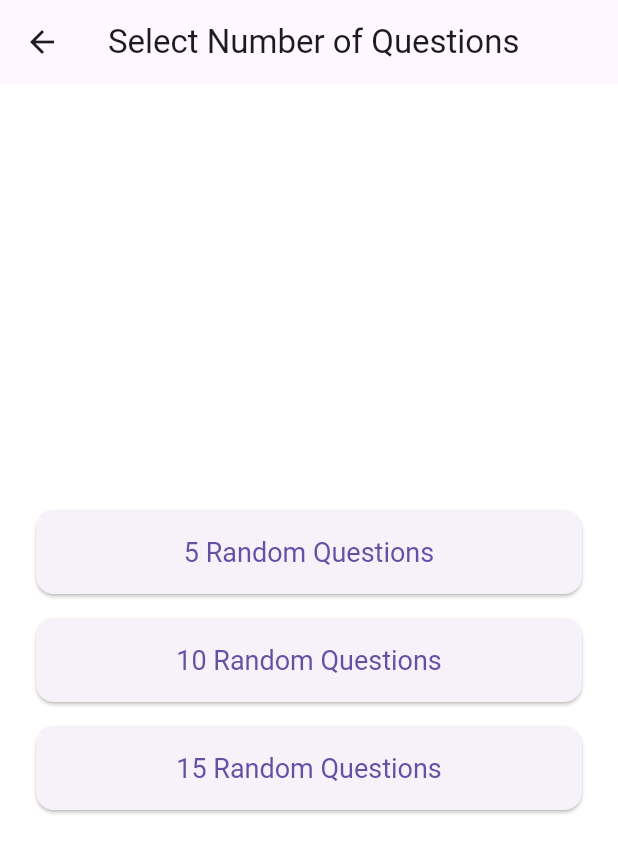
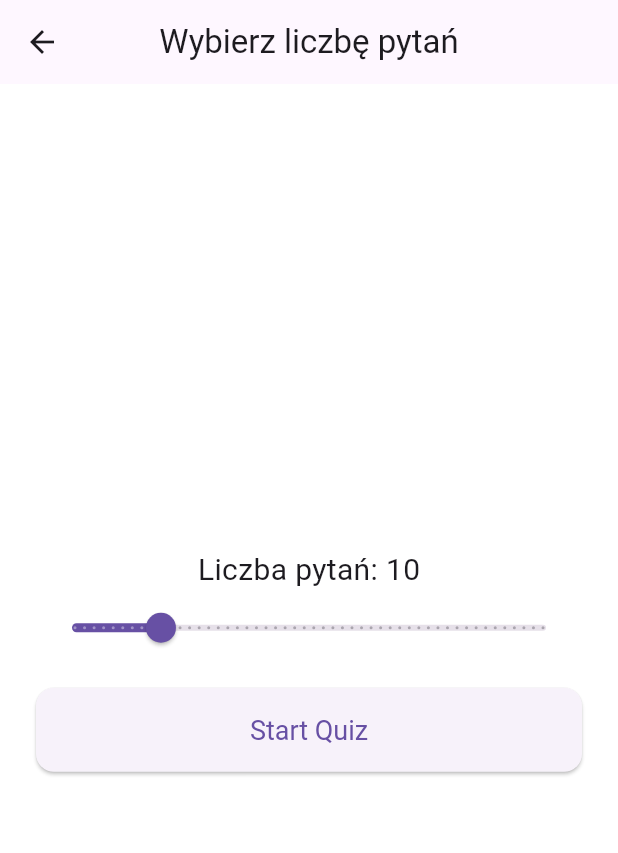
Before and after one commit to PatZdz/Cloud-Quiz, a Flutter app: the QuestionNumberSelectionScreen screen opened directly, on a phone screen of 412 x 824 dp. Shown: the top 853 px of the screen. Run offline on Flutter 3.47's test engine with Material 3 defaults, Android fonts, the phone set to English and light mode, and no system bars; our stand-ins replace hive, hive_flutter; accounts and stored records are empty.

Commit message:
Added Slider to choose an amount of questions

```diff
--- a/lib/screens/question_number_selection_screen.dart
+++ b/lib/screens/question_number_selection_screen.dart
@@ -3,48 +3,50 @@ import '../widgets/app_button.dart';
 import '../constants/app_constants.dart';
 import 'quiz_screen.dart';
 
-class QuestionNumberSelectionScreen extends StatelessWidget {
+class QuestionNumberSelectionScreen extends StatefulWidget {
+  @override
+  _QuestionNumberSelectionScreenState createState() => _QuestionNumberSelectionScreenState();
+}
+
+class _QuestionNumberSelectionScreenState extends State<QuestionNumberSelectionScreen> {
+  double _questionCount = 10; // Domyślna wartość suwaka
+
   @override
   Widget build(BuildContext context) {
     return Scaffold(
       appBar: AppBar(
-        title: Text('Select Number of Questions'),
+        title: Text('Wybierz liczbę pytań'),
       ),
       body: Padding(
         padding: EdgeInsets.all(AppConstants.defaultPadding),
         child: Column(
           mainAxisAlignment: MainAxisAlignment.center,
-          crossAxisAlignment: CrossAxisAlignment.stretch,
           children: <Widget>[
+            Text(
+              'Liczba pytań: ${_questionCount.toInt()}',
+              style: TextStyle(fontSize: 20),
+            ),
+            Slider(
+              value: _questionCount,
+              min: 1,
+              max: 50,
+              divisions: 49,
+              label: _questionCount.toInt().toString(),
+              onChanged: (double value) {
+                setState(() {
+                  _questionCount = value;
+                });
+              },
+            ),
+            SizedBox(height: AppConstants.defaultSpacing),
             AppButton(
-              text: '5 Random Questions',
+              text: 'Start Quiz',
               onPressed: () {
                 Navigator.push(
                   context,
                   MaterialPageRoute(
-                      builder: (context) => QuizScreen(questionCount: 5)),
-                );
-              },
-            ),
-            SizedBox(height: AppConstants.defaultSpacing),
-            AppButton(
-              text: '10 Random Questions',
-              onPressed: () {
-                Navigator.push(
-                  context,
-                  MaterialPageRoute(
-                      builder: (context) => QuizScreen(questionCount: 10)),
-                );
-              },
-            ),
-            SizedBox(height: AppConstants.defaultSpacing),
-            AppButton(
-              text: '15 Random Questions',
-              onPressed: () {
-                Navigator.push(
-                  context,
-                  MaterialPageRoute(
-                      builder: (context) => QuizScreen(questionCount: 15)),
+                    builder: (context) => QuizScreen(questionCount: _questionCount.toInt()),
+                  ),
                 );
               },
             ),
```
